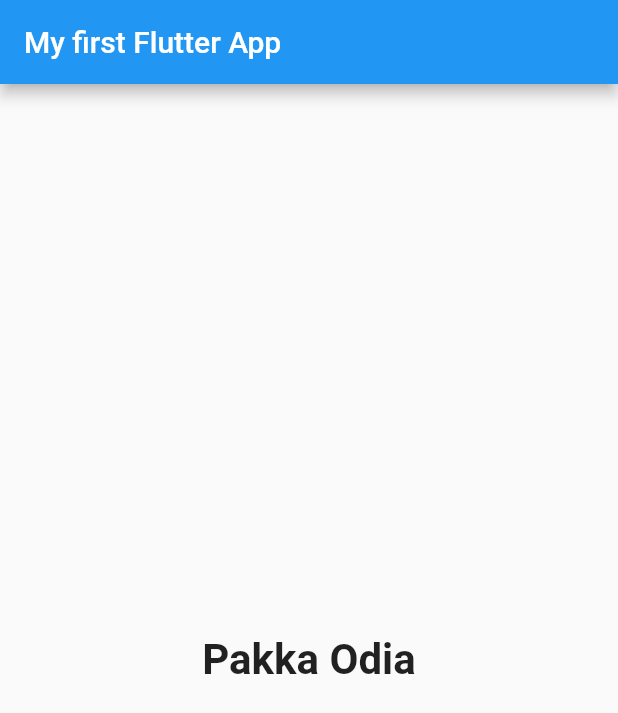
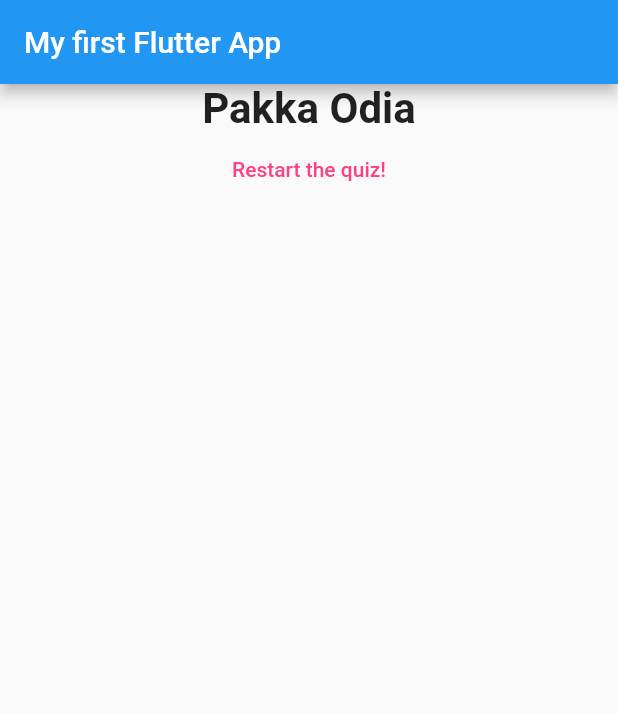
Before and after one commit to soumendrak/LearningFlutter, a Flutter app: the screen it shows after launch, after a tap on "Hakim Babu", after a tap on "Chilika", after a tap on "Billionaire", on a phone screen of 412 x 824 dp. Shown: the top 713 px of the screen. Run offline on Flutter 3.47's test engine with Material 2 defaults, Android fonts, the phone set to English and light mode, and no system bars.

Commit message:
reset quiz implemented

```diff
--- a/lib/main.dart
+++ b/lib/main.dart
@@ -41,6 +41,14 @@ class _MyAppState extends State<MyApp> {
   ];
   var _questionIndex = 0;
   var _totalScore = 0;
+
+  void _resetQuiz() {
+    setState(() {
+      _questionIndex = 0;
+      _totalScore = 0;
+    });
+  }
+
   void _answerQuestion(int score) {
     _totalScore += score;
     setState(() {
@@ -62,7 +70,7 @@ class _MyAppState extends State<MyApp> {
                   questions: _questions,
                   answerQuestion: _answerQuestion,
                   questionIndex: _questionIndex)
-              : Result(_totalScore)),
+              : Result(_totalScore, _resetQuiz))
     );
   }
 }
--- a/lib/result.dart
+++ b/lib/result.dart
@@ -2,7 +2,8 @@ import 'package:flutter/material.dart';
 
 class Result extends StatelessWidget {
   final int resultScore;
-  Result(this.resultScore);
+  final Function resetQuiz;
+  Result(this.resultScore, this.resetQuiz);
   String get resultPhrase {
     var resultText = "You did it.";
     if (resultScore < 101) {
@@ -18,9 +19,14 @@ class Result extends StatelessWidget {
   @override
   Widget build(BuildContext context) {
     return Center(
-      child: Text(resultPhrase,
-          style: TextStyle(fontSize: 28, fontWeight: FontWeight.bold),
-          textAlign: TextAlign.center,),
+      child: Column(
+        children: [
+          Text(resultPhrase,
+              style: TextStyle(fontSize: 28, fontWeight: FontWeight.bold),
+              textAlign: TextAlign.center,),
+              FlatButton(onPressed: this.resetQuiz, textColor: Colors.pinkAccent, child: Text("Restart the quiz!",))
+        ],
+      ),
     );
   }
 }
```
